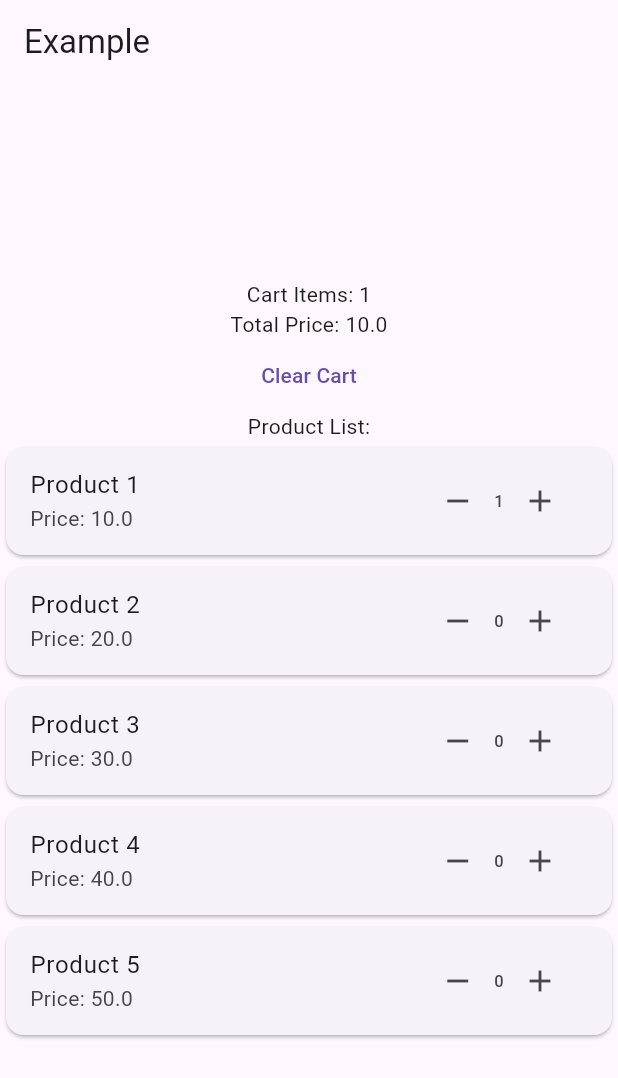
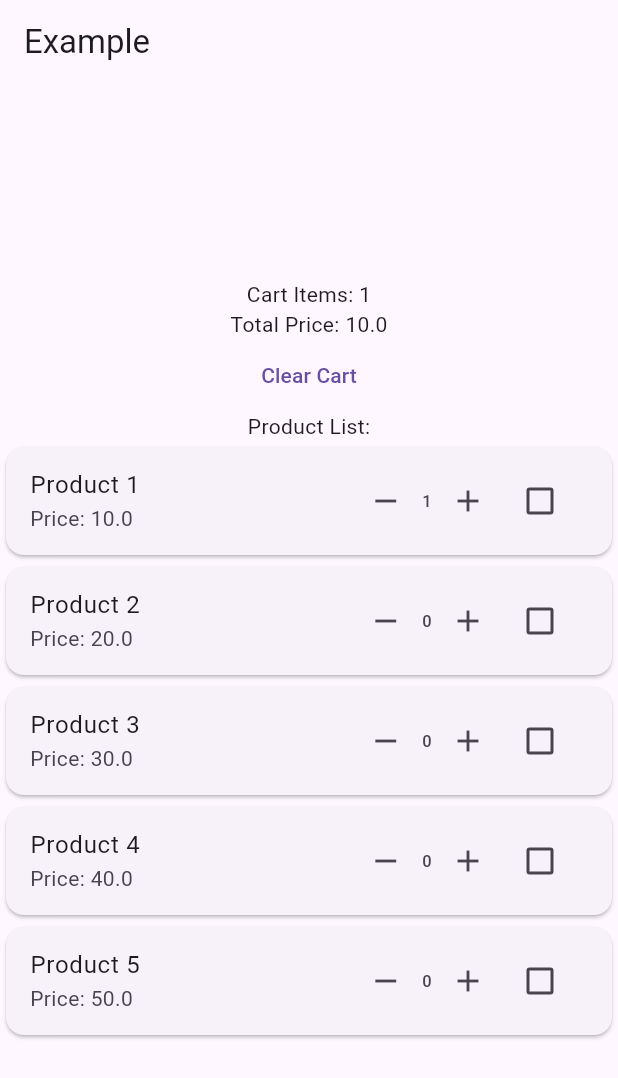
Before and after one commit to shivaduke28/flutter_riverpod_mvvm, a Flutter app: the screen it shows after launch, after a tap on the "add" icon, on a phone screen of 412 x 824 dp. Shown: the top 1078 px of the screen. Run offline on Flutter 3.47's test engine with Material 3 defaults, Android fonts, the phone set to English and light mode, and no system bars; our stand-ins replace flutter_riverpod.

Commit message:
use cart item directly, add fav field

```diff
--- a/lib/ui/cart_view.dart
+++ b/lib/ui/cart_view.dart
@@ -3,39 +3,21 @@ import 'package:flutter_riverpod/flutter_riverpod.dart';
 
 import '../cart.dart';
 
-class CartViewModel {
-  final Ref ref;
-  final CartState cartState;
-
-  CartViewModel(this.ref, this.cartState);
-
-  void clearCart() {
-    final cart = ref.read(cartProvider.notifier);
-    cart.clear();
-  }
-}
-
-// CartViewModelは自身のstateを持たないのでProviderにする
-// 代わりにcartProviderをwatchすることで更新が走る
-final cartViewModelProvider = Provider<CartViewModel>((ref) {
-  final cartState = ref.watch(cartProvider);
-  return CartViewModel(ref, cartState);
-});
-
+// ViewModelが不要な場合は単一のStateNotifierをread/watchしてOK
 class CartView extends ConsumerWidget {
   const CartView({super.key});
 
   @override
   Widget build(BuildContext context, WidgetRef ref) {
-    final viewModel = ref.watch(cartViewModelProvider);
+    final viewModel = ref.watch(cartProvider);
     return Column(
       mainAxisSize: MainAxisSize.min,
       children: [
-        Text('Cart Items: ${viewModel.cartState.itemCount}'),
-        Text('Total Price: ${viewModel.cartState.totalPrice}'),
+        Text('Cart Items: ${viewModel.itemCount}'),
+        Text('Total Price: ${viewModel.totalPrice}'),
         TextButton(
           onPressed: () {
-            viewModel.clearCart();
+            ref.read(cartProvider.notifier).clear();
           },
           child: const Text('Clear Cart'),
         ),
--- a/lib/ui/product_view.dart
+++ b/lib/ui/product_view.dart
@@ -3,23 +3,33 @@ import 'package:flutter_counter/product.dart';
 import 'package:flutter_riverpod/flutter_riverpod.dart';
 import '../cart.dart';
 
+@immutable
 class ProductViewState {
   final Product product;
   final int count;
+  final bool favorite;
 
-  ProductViewState({required this.product, this.count = 0});
+  const ProductViewState({
+    required this.product,
+    this.count = 0,
+    this.favorite = false,
+  });
 }
 
 class ProductViewModel extends StateNotifier<ProductViewState> {
   final Ref ref;
 
   ProductViewModel(super.state, this.ref) {
-    ref.listen<int>(
+    ref.listen<CartItem?>(
       cartProvider.select((cartState) {
-        return cartState.items[state.product.id]?.count ?? 0;
+        return cartState.items[state.product.id];
       }),
       (previous, next) {
-        state = ProductViewState(product: state.product, count: next);
+        state = ProductViewState(
+          product: state.product,
+          count: next?.count ?? 0,
+          favorite: state.favorite,
+        );
       },
     );
   }
@@ -33,6 +43,14 @@ class ProductViewModel extends StateNotifier<ProductViewState> {
     if (state.count <= 0) return;
     final cart = ref.read(cartProvider.notifier);
     cart.removeItem(state.product);
+  }
+
+  void toggleFavorite() {
+    state = ProductViewState(
+      product: state.product,
+      count: state.count,
+      favorite: !state.favorite,
+    );
   }
 }
 
@@ -70,6 +88,14 @@ class ProductView extends ConsumerWidget {
                   .read(productViewModelProvider(product).notifier)
                   .incrementCount,
             ),
+            Checkbox(
+              value: state.favorite,
+              onChanged: (_) {
+                ref
+                    .read(productViewModelProvider(product).notifier)
+                    .toggleFavorite();
+              },
+            ),
           ],
         ),
       ),
```
